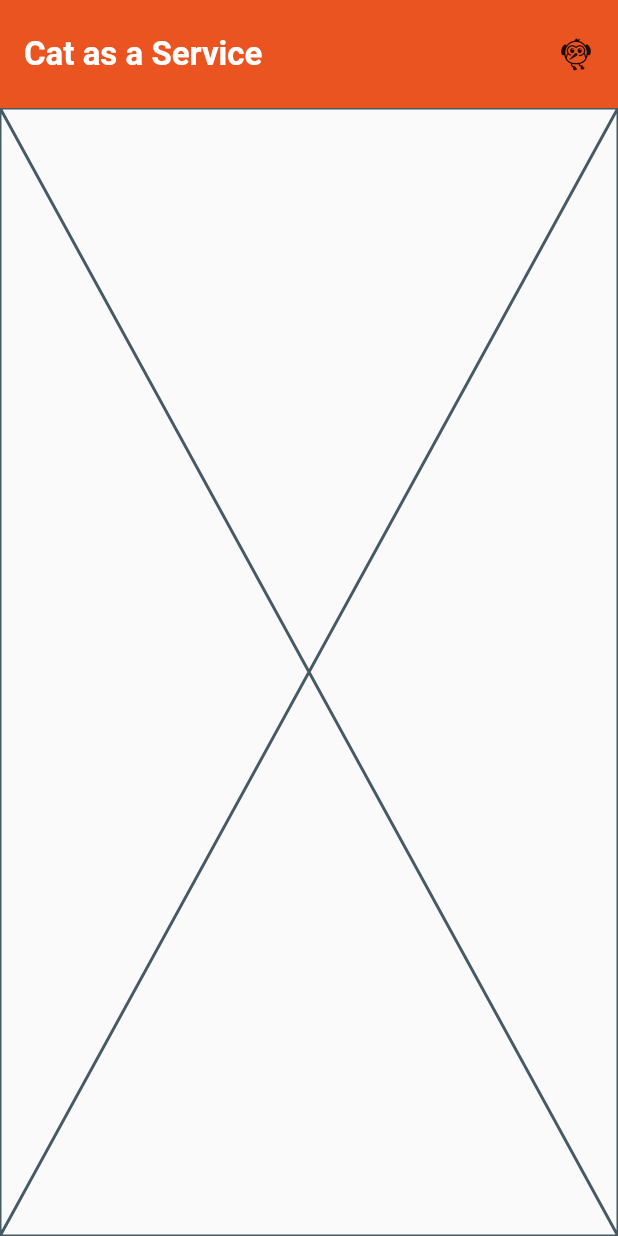
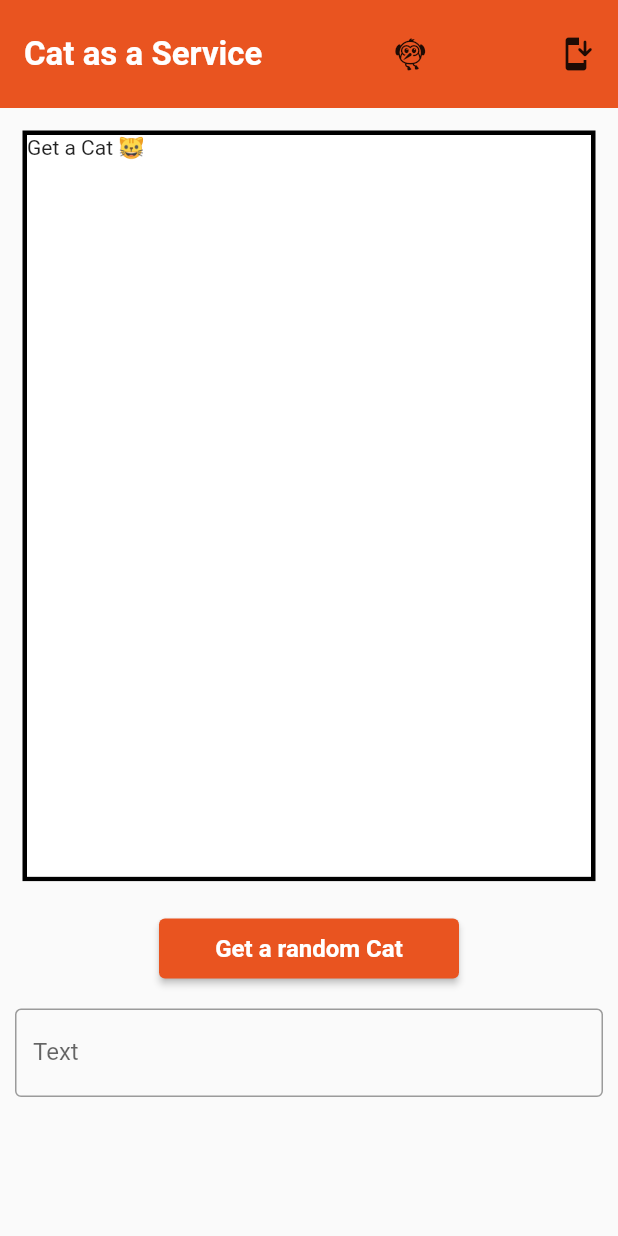
Before and after one commit to cardosoOReis/cataas, a Flutter app: the screen it shows after launch, on a phone screen of 412 x 824 dp. Run offline on Flutter 3.47's test engine with Material 2 defaults, Android fonts, the phone set to English and light mode, and no system bars; our stand-ins replace bloc, dartz, dio, equatable, flutter_bloc, get_it and 1 more; missing offline and left inert: image_downloader.

Commit message:
mvp working

```diff
--- a/analysis_options.yaml
+++ b/analysis_options.yaml
@@ -42,7 +42,6 @@ dart_code_metrics:
     - avoid-expanded-as-spacer
     - avoid-global-state
     - avoid-nested-conditional-expressions
-    - avoid-non-null-assertion
     - avoid-returning-widgets
     - avoid-shrink-wrap-in-lists
     - avoid-unnecessary-conditionals
--- a/lib/api_endpoints.dart
+++ b/lib/api_endpoints.dart
@@ -1,7 +1,11 @@
 class ApiEndpoints {
-  static String get baseUrl => 'https://cataas.com/cat';
+  static String get baseUrl => 'https://cataas.com';
 
-  static String getCatById(String id) => '$baseUrl/$id';
+  static String get catsEndpoint => '/cat';
 
-  static String getCatByTag(String tag) => '$baseUrl/tag/$tag';
+  static String getRandomCat() => '$baseUrl$catsEndpoint';
+
+  static String getCatById(String id) => '$baseUrl$catsEndpoint/$id';
+
+  static String getCatByTag(String tag) => '$baseUrl$catsEndpoint/tag/$tag';
 }
--- a/lib/core/error/failures.dart
+++ b/lib/core/error/failures.dart
@@ -1,3 +1,4 @@
+// ignore_for_file: public_member_api_docs, sort_constructors_first
 import 'package:equatable/equatable.dart';
 
 import 'exceptions.dart';
@@ -87,3 +88,14 @@ class GeneralFailure extends Failure {
   @override
   List<Object?> get props => [exception];
 }
+
+class CouldntOpenUrlOnBrowserFailure extends Failure {
+  const CouldntOpenUrlOnBrowserFailure();
+
+  @override
+  String get message =>
+      "Uh oh, it appears we can't open this right now, sorry 😿. ";
+
+  @override
+  List<Object?> get props => [];
+}
--- a/lib/core/services/i_open_url_on_browser_service.dart
+++ b/lib/core/services/i_open_url_on_browser_service.dart
@@ -2,5 +2,5 @@ import 'package:cataas/core/error/failures.dart';
 import 'package:dartz/dartz.dart';
 
 abstract class IOpenUrlOnBrowserService {
-  Future<Either<Failure, void>> openUrl(String url);
+  Future<Either<Failure, void>> call(String url);
 }
--- a/lib/features/cataas/data/datasources/implementations/cat_remote_datasource_impl.dart
+++ b/lib/features/cataas/data/datasources/implementations/cat_remote_datasource_impl.dart
@@ -45,7 +45,7 @@ class CatRemoteDatasourceImpl implements ICatRemoteDatasource {
   @override
   Future<CatModel> getRandomCat(GetRandomCatUsecaseParams params) async {
     return await _getCat(
-      ApiEndpoints.baseUrl,
+      ApiEndpoints.getRandomCat(),
       params: _QueryParams(
         text: params.text,
         textColor: params.textColor,
@@ -80,7 +80,7 @@ class CatRemoteDatasourceImpl implements ICatRemoteDatasource {
       );
       try {
         final model = CatModel.fromJson(
-          json: jsonDecode(response.data),
+          json: response.data,
           text: params.text,
           textColor: params.textColor,
           filter: params.filter,
@@ -88,7 +88,7 @@ class CatRemoteDatasourceImpl implements ICatRemoteDatasource {
 
         return model;
       } catch (_) {
-        throw ParseDataException(body: jsonDecode(response.data));
+        throw ParseDataException(body: response.data);
       }
     } on DioError catch (e) {
       final statusCode = e.response?.statusCode ?? 0;
--- a/lib/features/cataas/data/models/cat_model.dart
+++ b/lib/features/cataas/data/models/cat_model.dart
@@ -1,3 +1,4 @@
+import 'package:cataas/api_endpoints.dart';
 import 'package:dartz/dartz.dart';
 
 import '../../domain/entities/cat_entity.dart';
@@ -52,7 +53,7 @@ class CatModelFromRequest {
       tags: json['tags'].cast<String>(),
       file: json['file'],
       id: json['_id'],
-      url: json['url'],
+      url: ApiEndpoints.baseUrl + json['url'],
     );
   }
 }
--- /dev/null
+++ b/lib/features/cataas/presentation/atomic/atoms/messaage_display_atom.dart
@@ -0,0 +1,16 @@
+import 'package:cataas/features/cataas/presentation/utils/app_colors.dart';
+import 'package:flutter/material.dart';
+
+class MessaageDisplayAtom extends StatelessWidget {
+  final String message;
+  const MessaageDisplayAtom({Key? key, required this.message})
+      : super(key: key);
+
+  @override
+  Widget build(BuildContext context) {
+    return ColoredBox(
+      color: AppColors.white,
+      child: Text(message),
+    );
+  }
+}
--- a/lib/features/cataas/presentation/pages/cat_page.dart
+++ b/lib/features/cataas/presentation/pages/cat_page.dart
@@ -1,5 +1,9 @@
 import 'package:cataas/features/cataas/presentation/atomic/atoms/app_bar_icon.dart';
+import 'package:cataas/features/cataas/presentation/atomic/atoms/cat_display_atom.dart';
+import 'package:cataas/features/cataas/presentation/atomic/atoms/loading_widget_atom.dart';
+import 'package:cataas/features/cataas/presentation/atomic/atoms/messaage_display_atom.dart';
 import 'package:cataas/features/cataas/presentation/cubits/cat_cubit.dart';
+import 'package:cataas/features/cataas/presentation/utils/app_colors.dart';
 import 'package:cataas/service_locator.dart';
 import 'package:flutter/material.dart';
 import 'package:flutter_bloc/flutter_bloc.dart';
@@ -10,6 +14,8 @@ class CatPage extends StatelessWidget {
 
   @override
   Widget build(BuildContext context) {
+    final dimens = MediaQuery.of(context).size;
+
     return Scaffold(
       appBar: DefaultCatAppBarMolecule(
         title: 'Cat as a Service',
@@ -18,15 +24,120 @@ class CatPage extends StatelessWidget {
             onIconTap: () => print("Funcionando"),
             icon: Icon(Icons.flutter_dash),
           ),
+          AppBarIcon(
+            onIconTap: () => print("Funcionando"),
+            icon: Icon(Icons.install_mobile_rounded),
+          ),
         ],
       ),
-      body: BlocBuilder<CatCubit, CatState>(
-        builder: (context, state) {
-          return Placeholder();
-        },
-        bloc: sl<CatCubit>(),
-        buildWhen: (previous, current) => previous.status != current.status,
+      body: BlocProvider(
+        create: (_) => sl<CatCubit>(),
+        child: SingleChildScrollView(
+          child: Padding(
+            padding: const EdgeInsets.all(10.0),
+            child: Column(
+              crossAxisAlignment: CrossAxisAlignment.center,
+              children: [
+                Padding(
+                  padding: const EdgeInsets.all(8.0),
+                  child: DecoratedBox(
+                    decoration: BoxDecoration(
+                      boxShadow: [
+                        BoxShadow(
+                          color: Colors.black,
+                          spreadRadius: 3,
+                        ),
+                      ],
+                      border: const Border.fromBorderSide(
+                        BorderSide(
+                          color: AppColors.white,
+                          width: 2,
+                        ),
+                      ),
+                    ),
+                    child: SizedBox(
+                      height: dimens.height * 0.6,
+                      width: double.maxFinite,
+                      child: BlocBuilder<CatCubit, CatState>(
+                        builder: (context, state) {
+                          if (state.status.isInitial) {
+                            return MessaageDisplayAtom(message: 'Get a Cat 😺');
+                          }
+                          if (state.status.isLoading) {
+                            return LoadingWidgetAtom();
+                          }
+                          if (state.status.isSuccess) {
+                            return CatDisplayAtom(
+                              catEntity: state.catEntity!,
+                            );
+                          }
+                          if (state.status.isFailure) {
+                            return MessaageDisplayAtom(
+                              message: state.failure!.message,
+                            );
+                          }
+
+                          return Placeholder();
+                        },
+                      ),
+                    ),
+                  ),
+                ),
+                CatControls(),
+              ],
+            ),
+          ),
+        ),
       ),
     );
   }
 }
+
+// ignore: prefer-single-widget-per-file
+class CatControls extends StatefulWidget {
+  const CatControls({super.key});
+
+  @override
+  State<CatControls> createState() => _CatControlsState();
+}
+
+class _CatControlsState extends State<CatControls> {
+  String inputTextField = '';
+
+  @override
+  Widget build(BuildContext context) {
+    return Column(
+      children: [
+        Padding(
+          padding: const EdgeInsets.symmetric(vertical: 20),
+          child: SizedBox(
+            width: 200,
+            height: 40,
+            child: ElevatedButton(
+              onPressed:
+                  BlocProvider.of<CatCubit>(context).onGetRandomCatButtonTap,
+              child: Text(
+                'Get a random Cat',
+                style: TextStyle(fontSize: 16, fontWeight: FontWeight.w700),
+              ),
+              style: ButtonStyle(
+                backgroundColor:
+                    MaterialStatePropertyAll<Color>(AppColors.primary),
+              ),
+            ),
+          ),
+        ),
+        TextField(
+          decoration: InputDecoration(
+            labelText: 'Text',
+            hintText: 'Add some text to your cat image.',
+            border: OutlineInputBorder(),
+          ),
+          onChanged: (value) {
+            inputTextField = value;
+          },
+        ),
+      ],
+    );
+  }
+}
--- a/pubspec.yaml
+++ b/pubspec.yaml
@@ -44,6 +44,7 @@ dependencies:
   image_downloader: ^0.31.0
   bloc: ^8.1.1
   flutter_bloc: ^8.1.2
+  url_launcher: ^6.1.9
 
 dev_dependencies:
   flutter_test:
```
Also changed, not shown: lib/core/services/open_url_on_browser_service.dart (added, +16 -0 lines), lib/features/cataas/presentation/atomic/atoms/cat_display_atom.dart (added, +12 -0 lines), lib/features/cataas/presentation/atomic/atoms/loading_widget_atom.dart (added, +13 -0 lines), lib/service_locator.dart (+4 -4 lines), pubspec.lock, 7 other files.
